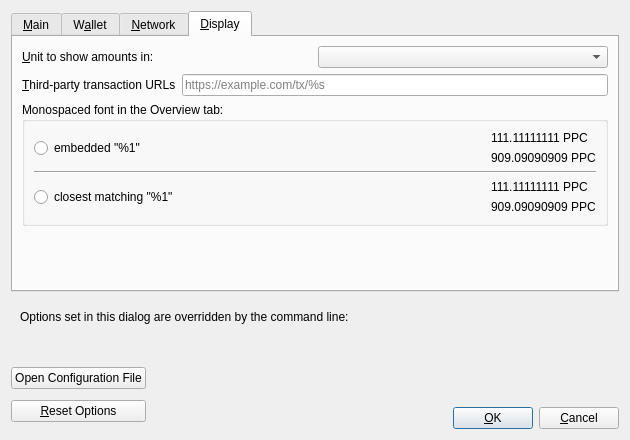
Before: the Qt Designer form src/qt/forms/optionsdialog.ui in belovachap/RePeer, drawn with Qt 5.
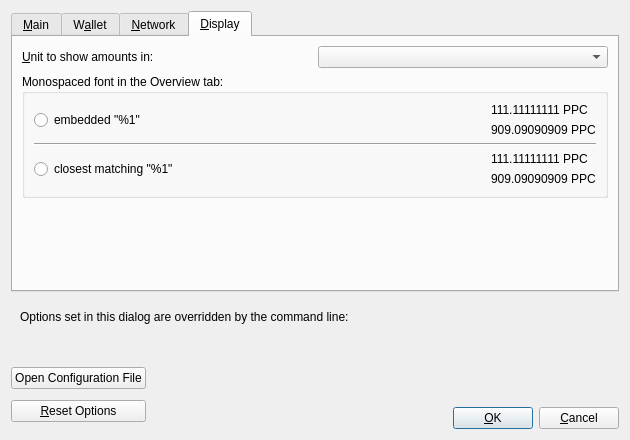
After: the same form once the commit is applied. The open tabs and pages were chosen to show the change. Custom widgets are drawn as their Qt base class.

Commit message: refactor: remove third-party transaction URLs option from options dialog

Diff of the .ui file:
```diff
--- a/src/qt/forms/optionsdialog.ui
+++ b/src/qt/forms/optionsdialog.ui
@@ -593,33 +593,6 @@
          </item>
         </layout>
        </item>
-       <item>
-        <layout class="QHBoxLayout" name="horizontalLayout_3_Display">
-         <item>
-          <widget class="QLabel" name="thirdPartyTxUrlsLabel">
-           <property name="toolTip">
-            <string>Third-party URLs (e.g. a block explorer) that appear in the transactions tab as context menu items. %s in the URL is replaced by transaction hash. Multiple URLs are separated by vertical bar |.</string>
-           </property>
-           <property name="text">
-            <string>&amp;Third-party transaction URLs</string>
-           </property>
-           <property name="buddy">
-            <cstring>thirdPartyTxUrls</cstring>
-           </property>
-          </widget>
-         </item>
-         <item>
-          <widget class="QLineEdit" name="thirdPartyTxUrls">
-           <property name="toolTip">
-            <string>Third-party URLs (e.g. a block explorer) that appear in the transactions tab as context menu items. %s in the URL is replaced by transaction hash. Multiple URLs are separated by vertical bar |.</string>
-           </property>
-           <property name="placeholderText">
-            <string notr="true">https://example.com/tx/%s</string>
-           </property>
-          </widget>
-         </item>
-        </layout>
-       </item>
        <item>
         <widget class="QGroupBox" name="font_groupBox">
          <property name="title">
```
